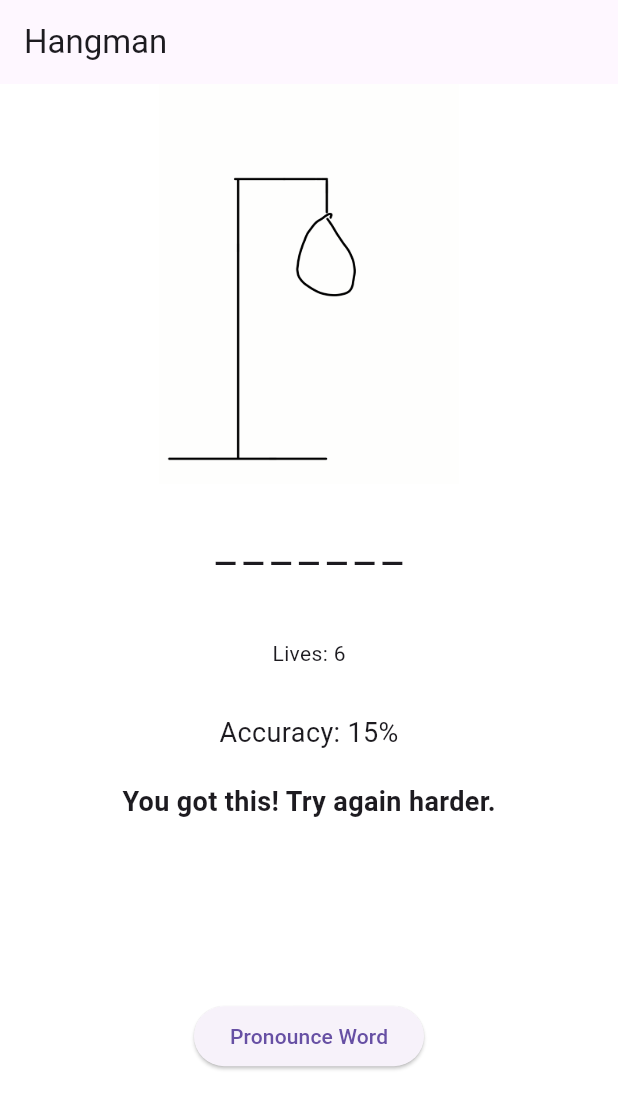
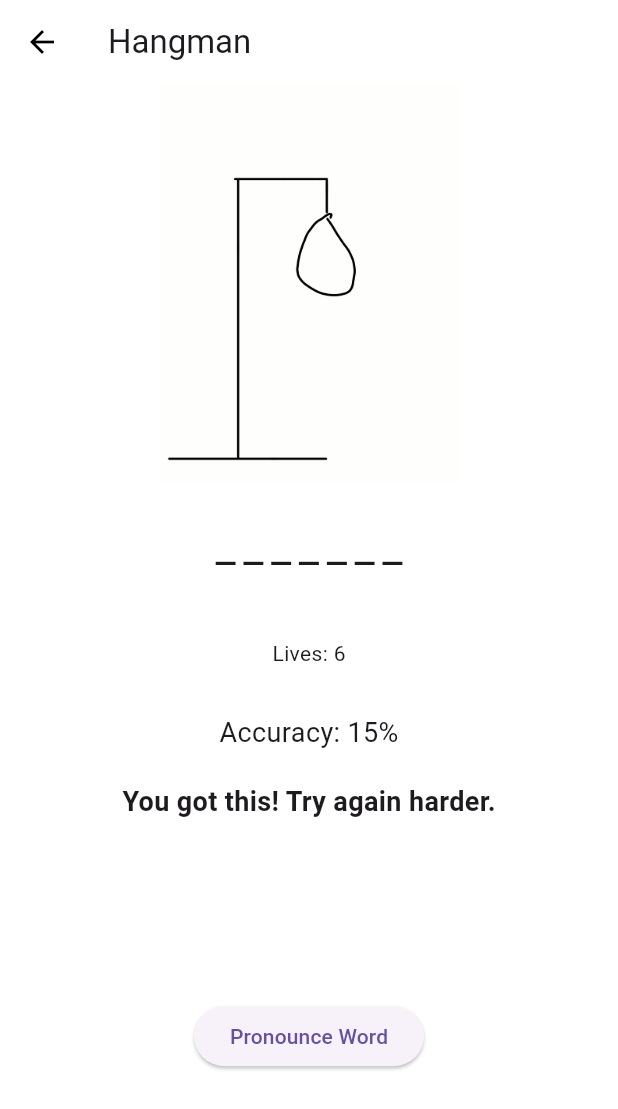
Before and after one commit to nazikanshaffAM/spello_onebysix, a Flutter app: the screen it shows after launch, after a tap on "Pronounce Word", on a phone screen of 412 x 824 dp. Shown: the top 1109 px of the screen. Run offline on Flutter 3.47's test engine with Material 3 defaults, Android fonts, the phone set to English and light mode, and no system bars; our stand-ins replace animated_toggle_switch, fl_chart, flutter_slidable, shelf, smooth_page_indicator; missing offline and left inert: record, shelf_router, tutorial_coach_mark.

Commit message:
feat: added features for hangman_page.dart

```diff
--- a/game2/lib/ui/hangman_page.dart
+++ b/game2/lib/ui/hangman_page.dart
@@ -1,4 +1,5 @@
 import 'package:flutter/material.dart';
+import 'package:hangman/ui/results_page.dart';
 import '../engine/hangman.dart';
 
 const List<String> progressImages = [
@@ -34,7 +35,8 @@ class _HangmanPageState extends State<HangmanPage> {
   String _activeImage = '';
   int _livesLeft = 7;
   int _accuracy = 0;
-  String _feedbackMessage = ''; // New feedback message
+  String _feedbackMessage = '';
+  bool _isGameOver = false;
 
   @override
   void initState() {
@@ -59,7 +61,7 @@ class _HangmanPageState extends State<HangmanPage> {
     setState(() {
       _livesLeft = lives;
       if (_livesLeft == 0) {
-        _activeImage = progressImages[7]; // Show progress_7 when the game is lost
+        _activeImage = progressImages[7];
       }
     });
   }
@@ -74,8 +76,7 @@ class _HangmanPageState extends State<HangmanPage> {
     setState(() {
       _accuracy = accuracy;
 
-      // Update feedback message based on accuracy
-      if (_accuracy >= 70) { // Changed condition to 70%
+      if (_accuracy >= 70) {
         _feedbackMessage = "Good job! Keep going!";
       } else {
         _feedbackMessage = "You got this! Try again harder.";
@@ -92,7 +93,10 @@ class _HangmanPageState extends State<HangmanPage> {
 
   void _lose([_]) {
     setState(() {
-      _activeImage = progressImages[7]; // Show progress_7 for losing stage
+      _activeImage = progressImages[7];
+    });
+
+    Future.delayed(Duration(seconds: 1), () {
       _gameOver();
     });
   }
@@ -100,7 +104,18 @@ class _HangmanPageState extends State<HangmanPage> {
   void _gameOver([_]) {
     setState(() {
       _showNewGame = true;
+      _isGameOver = true;
     });
+
+    Navigator.pushReplacement(
+      context,
+      MaterialPageRoute(
+        builder: (context) => ResultPage(
+          averageAccuracy: widget._engine.averageAccuracy,
+          livesLeft: _livesLeft,
+        ),
+      ),
+    );
   }
 
   void _newGame() {
@@ -110,13 +125,27 @@ class _HangmanPageState extends State<HangmanPage> {
       _activeImage = '';
       _livesLeft = 7;
       _accuracy = 0;
-      _feedbackMessage = ''; // Reset feedback message
+      _feedbackMessage = '';
       _showNewGame = false;
+      _isGameOver = false;
     });
   }
 
   void _simulatePronunciation() {
-    widget._engine.pronounceWord();
+    if (!_isGameOver) {
+      widget._engine.pronounceWord();
+    }
+  }
+
+  Widget _renderProgressImage() {
+    return AnimatedSwitcher(
+      duration: Duration(milliseconds: 300),
+      child: Image.asset(
+        _activeImage,
+        key: ValueKey<String>(_activeImage), // Ensures the widget is replaced when the image changes
+        fit: BoxFit.contain,
+      ),
+    );
   }
 
   Widget _renderBottomContent() {
@@ -128,7 +157,7 @@ class _HangmanPageState extends State<HangmanPage> {
     } else {
       return ElevatedButton(
         child: Text('Pronounce Word'),
-        onPressed: _simulatePronunciation,
+        onPressed: _isGameOver ? null : _simulatePronunciation, // Disable button if game is over
       );
     }
   }
@@ -139,13 +168,20 @@ class _HangmanPageState extends State<HangmanPage> {
       backgroundColor: Colors.white,
       appBar: AppBar(
         title: Text('Hangman'),
+        backgroundColor: Colors.white,
+        elevation: 0,
+        leading: IconButton(
+          icon: Icon(Icons.arrow_back, color: Colors.black),
+          onPressed: () {
+            Navigator.pop(context);
+          },
+        ),
       ),
       body: Center(
         child: Column(
           mainAxisAlignment: MainAxisAlignment.center,
           children: <Widget>[
-            if (_activeImage.isNotEmpty)
-              Expanded(child: Image.asset(_activeImage)),
+            if (_activeImage.isNotEmpty) Expanded(child: _renderProgressImage()),
             Padding(
               padding: EdgeInsets.all(20.0),
               child: Center(
@@ -160,7 +196,6 @@ class _HangmanPageState extends State<HangmanPage> {
               padding: EdgeInsets.all(10.0),
               child: Text('Accuracy: $_accuracy%', style: TextStyle(fontSize: 18.0)),
             ),
-            // Display feedback message
             Padding(
               padding: EdgeInsets.all(10.0),
               child: Text(
```
